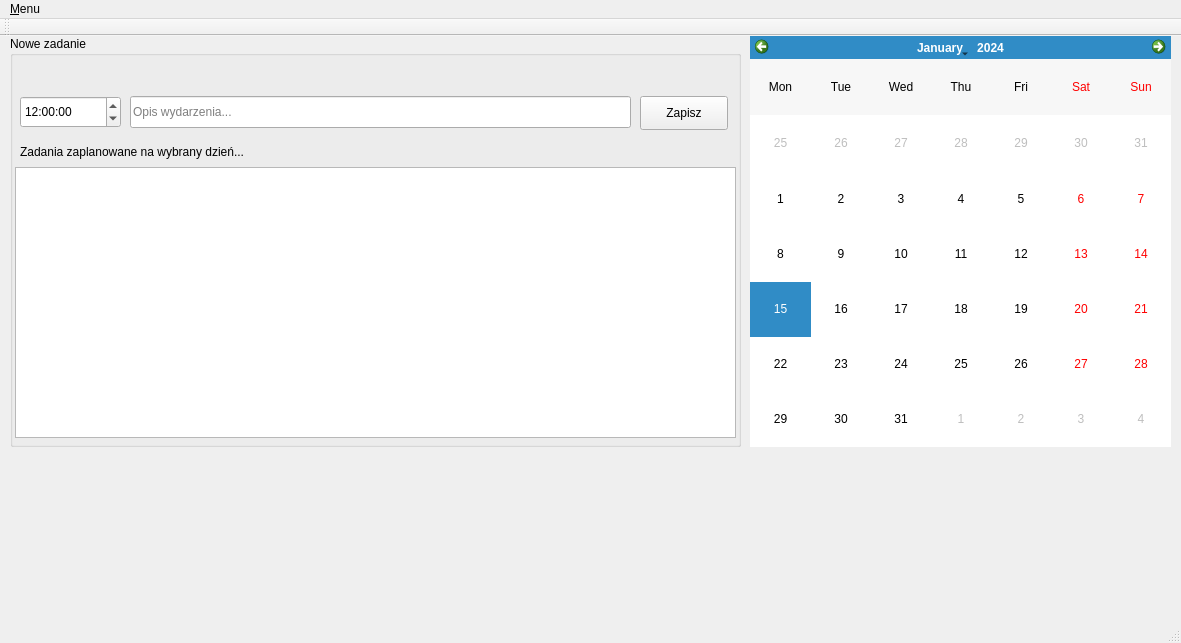
Qt form terminarz/mainwindow.ui (awojcik64/terminarz) before a commit.
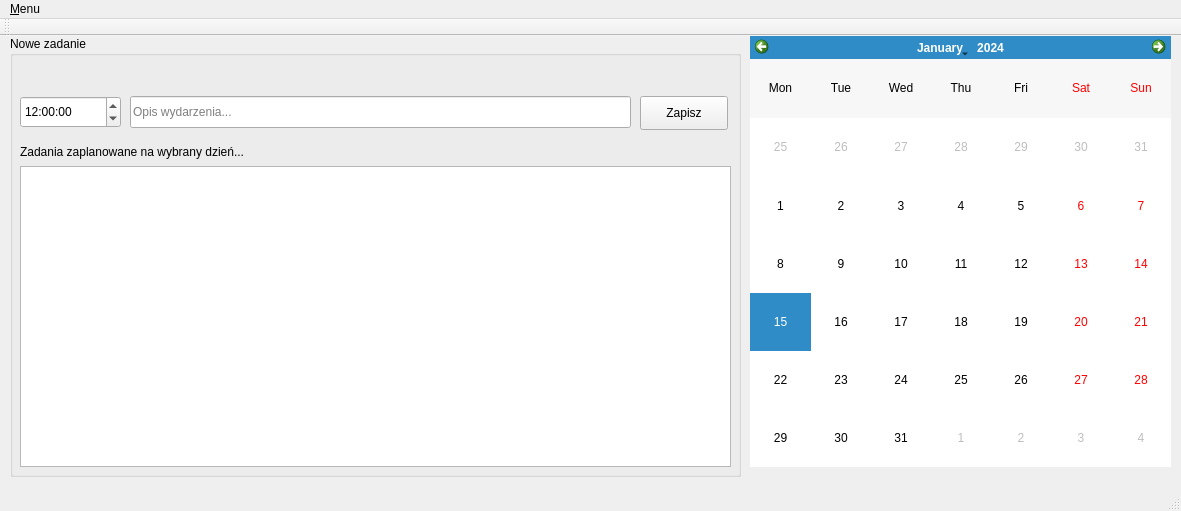
The same form after that commit.

Patch:
```diff
--- a/terminarz/mainwindow.ui
+++ b/terminarz/mainwindow.ui
@@ -7,7 +7,7 @@
     <x>0</x>
     <y>0</y>
     <width>1181</width>
-    <height>643</height>
+    <height>511</height>
    </rect>
   </property>
   <property name="windowTitle">
@@ -20,7 +20,7 @@
       <x>10</x>
       <y>0</y>
       <width>731</width>
-      <height>411</height>
+      <height>441</height>
      </rect>
     </property>
     <property name="title">
@@ -91,13 +91,13 @@
       </time>
      </property>
     </widget>
-    <widget class="QTableView" name="tableView">
+    <widget class="QTableWidget" name="tableWidget">
      <property name="geometry">
       <rect>
-       <x>5</x>
-       <y>131</y>
-       <width>721</width>
-       <height>271</height>
+       <x>10</x>
+       <y>130</y>
+       <width>711</width>
+       <height>301</height>
       </rect>
      </property>
     </widget>
@@ -108,7 +108,7 @@
       <x>750</x>
       <y>0</y>
       <width>421</width>
-      <height>411</height>
+      <height>431</height>
      </rect>
     </property>
     <property name="gridVisible">
```
